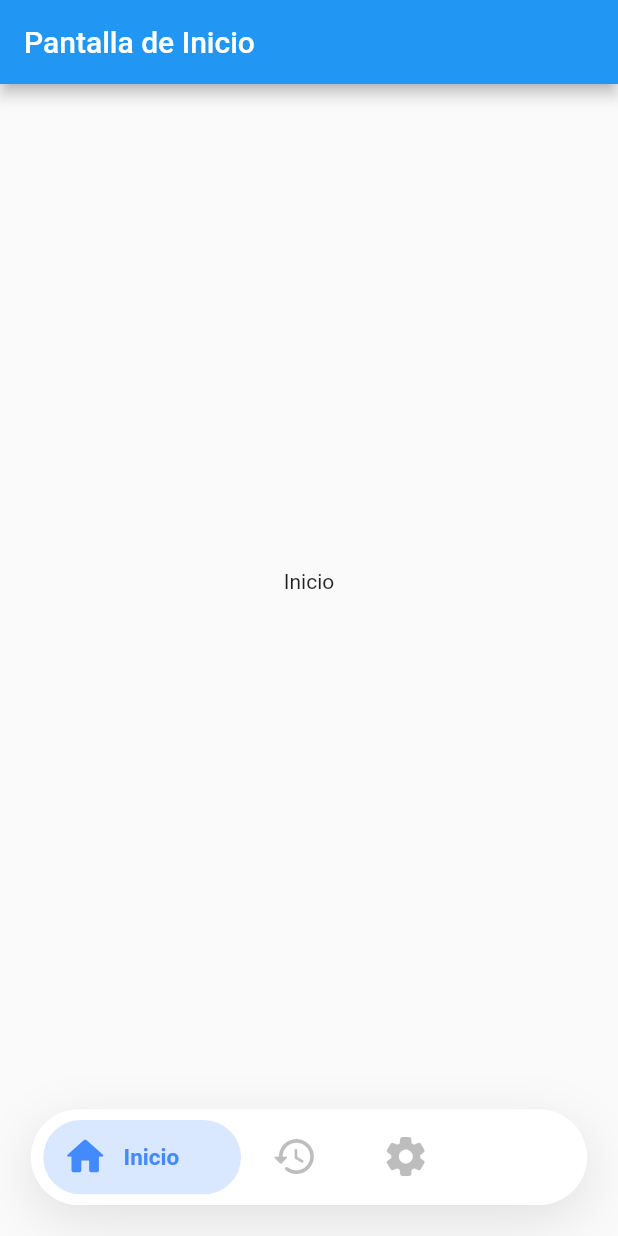
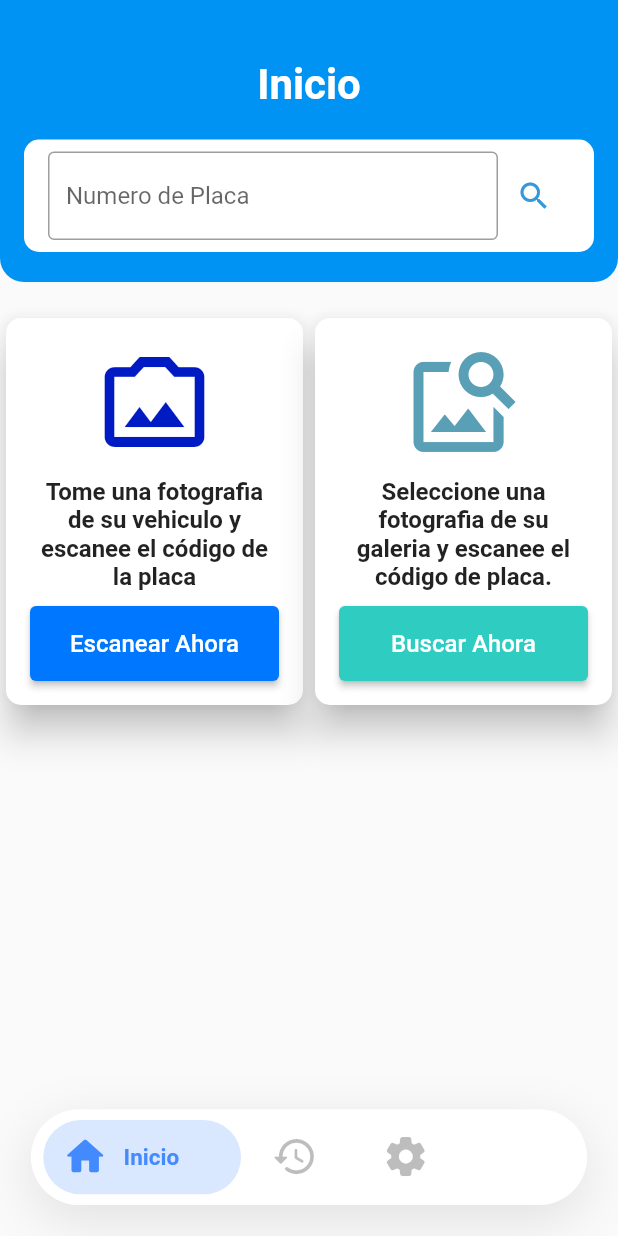
Before and after one commit to IPSCAM/IPSCAM-V2, a Flutter app: the screen it shows after launch, on a phone screen of 412 x 824 dp. Run offline on Flutter 3.47's test engine with Material 2 defaults, Android fonts, the phone set to English and light mode, and no system bars.

Commit message:
Update inicio.dart
Actualizacion de Menu Principal, Hecho por Alvaro Cadenas

```diff
--- a/IPSCAM/ipscamv2/lib/inicio.dart
+++ b/IPSCAM/ipscamv2/lib/inicio.dart
@@ -1,21 +1,167 @@
 import 'package:flutter/material.dart';
 
-void main() => runApp(const inicio());
+void main() {
+  runApp(inicio());
+}
 
 class inicio extends StatelessWidget {
-  const inicio({super.key});
-
   @override
   Widget build(BuildContext context) {
     return MaterialApp(
       debugShowCheckedModeBanner: false,
       title: 'Inicio',
-      home: Scaffold(
-        appBar: AppBar(
-          title: const Text('Pantalla de Inicio'),
+      theme: ThemeData(
+        primarySwatch: Colors.lightBlue,
+      ),
+      home: PantallaInicio(),
+    );
+  }
+}
+
+class PantallaInicio extends StatelessWidget {
+  @override
+  Widget build(BuildContext context) {
+    return Scaffold(
+      body: Column(
+        crossAxisAlignment: CrossAxisAlignment.stretch,
+        children: [
+          Container(
+            // Contenedor superior azul con bordes redondeados en la parte inferior
+            decoration: BoxDecoration(
+              color: Color.fromARGB(
+                  255, 1, 147, 244), // Color celeste personalizado
+              borderRadius: BorderRadius.only(
+                bottomLeft: Radius.circular(16),
+                bottomRight: Radius.circular(16),
+              ),
+            ),
+            padding: EdgeInsets.fromLTRB(16, 40, 16, 0), // Margen superior
+            child: Column(
+              children: [
+                Text(
+                  'Inicio', // Título
+                  style: TextStyle(
+                    fontSize: 28,
+                    color: Colors.white,
+                    fontWeight: FontWeight.bold,
+                  ),
+                ),
+                SizedBox(height: 20), // Espacio entre título y buscador
+                Container(
+                  margin: EdgeInsets.fromLTRB(0, 0, 0, 20), // Espacio inferior
+                  decoration: BoxDecoration(
+                    color: Colors.white,
+                    borderRadius: BorderRadius.circular(10),
+                  ),
+                  padding: EdgeInsets.symmetric(horizontal: 16, vertical: 8),
+                  child: Row(
+                    children: [
+                      Expanded(
+                        child: TextField(
+                          decoration: InputDecoration(
+                            hintText: 'Numero de Placa',
+                            border:
+                                OutlineInputBorder(), // Contorno del buscador
+                          ),
+                        ),
+                      ),
+                      IconButton(
+                        icon: Icon(Icons.search),
+                        color: Color(0xFF3498db), // Color celeste personalizado
+                        onPressed: () {
+                          // Realizar búsqueda
+                        },
+                      ),
+                    ],
+                  ),
+                ),
+              ],
+            ),
+          ),
+          SizedBox(height: 20),
+          Row(
+            mainAxisAlignment: MainAxisAlignment.spaceBetween,
+            children: [
+              _buildCard(
+                Icons.photo_camera_back_outlined,
+                'Tome una fotografia de su vehiculo y escanee el código de la placa',
+                'Escanear Ahora',
+                () {
+                  // Tomar foto y escanear código
+                },
+                iconColor: Color.fromARGB(255, 0, 26, 196), // Color del Icono
+                buttonColor:
+                    Color.fromARGB(255, 0, 119, 255), // Color del Boton
+              ),
+              _buildCard(
+                Icons.image_search,
+                'Seleccione una fotografia de su galeria y escanee el código de placa.',
+                'Buscar Ahora',
+                () {
+                  // Seleccionar foto de la galería y escanear código
+                },
+                iconColor: Color.fromARGB(255, 89, 159, 182), // Color del Icono
+                buttonColor:
+                    Color.fromARGB(255, 46, 204, 193), // Color del Boton
+              ),
+            ],
+          ),
+        ],
+      ),
+    );
+  }
+
+  // Construye un Card personalizado
+  Widget _buildCard(
+      IconData icon, String title, String buttonText, VoidCallback onPressed,
+      {Color? iconColor, Color? buttonColor} // Colores personalizables
+      ) {
+    return Expanded(
+      child: Card(
+        elevation: 10,
+        shape: RoundedRectangleBorder(
+          borderRadius: BorderRadius.circular(10),
         ),
-        body: const Center(
-          child: Text('Inicio'),
+        child: Padding(
+          padding: const EdgeInsets.all(16.0),
+          child: Column(
+            mainAxisAlignment: MainAxisAlignment.center,
+            crossAxisAlignment: CrossAxisAlignment.stretch,
+            children: [
+              Icon(
+                icon,
+                size: 80,
+                color: iconColor ??
+                    Color(0xFF3498db), // Color celeste personalizado
+              ),
+              SizedBox(height: 10),
+              Text(
+                title,
+                textAlign: TextAlign.center,
+                style: TextStyle(
+                  fontSize: 16,
+                  fontWeight: FontWeight.bold,
+                ),
+              ),
+              SizedBox(height: 10),
+              ElevatedButton(
+                onPressed: onPressed,
+                style: ElevatedButton.styleFrom(
+                  primary: buttonColor ??
+                      Color(0xFF3498db), // Color celeste personalizado
+                  minimumSize:
+                      Size(double.infinity, 50), // Ancho y alto del botón
+                ),
+                child: Text(
+                  buttonText,
+                  style: TextStyle(
+                    fontSize: 16, // Tamaño de texto personalizado
+                    color: Colors.white,
+                  ),
+                ),
+              ),
+            ],
+          ),
         ),
       ),
     );
```
